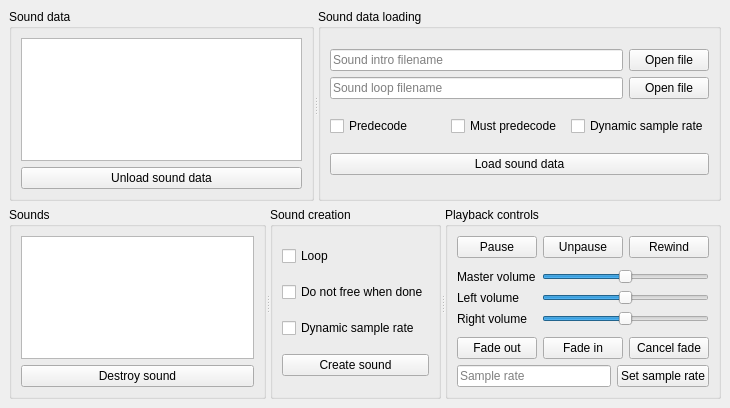
First picture: the form in examples/gui-qt/mainwindow.ui, repository Clownacy/clownaudio, before the edit.
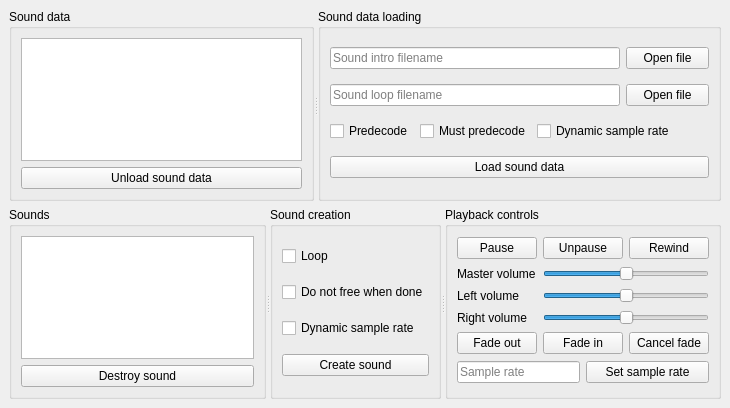
Second picture: the form after the edit.

Commit message:
Qt6: Simplify some widgets into grid layouts
These respond to window resizing much more gracefully.

Patch:
```diff
--- a/examples/gui-qt/mainwindow.ui
+++ b/examples/gui-qt/mainwindow.ui
@@ -47,71 +47,57 @@
        <property name="title">
         <string>Sound data loading</string>
        </property>
-       <layout class="QVBoxLayout" name="verticalLayout_4">
-        <item>
          <layout class="QGridLayout" name="gridLayout">
-          <item row="1" column="0">
+        <item row="0" column="0" colspan="3">
            <widget class="QLineEdit" name="lineEdit_File1">
             <property name="placeholderText">
              <string>Sound intro filename</string>
             </property>
            </widget>
           </item>
-          <item row="1" column="1">
+        <item row="0" column="3">
            <widget class="QPushButton" name="pushButton_File1Open">
             <property name="text">
              <string>Open file</string>
             </property>
            </widget>
           </item>
-          <item row="2" column="0">
+        <item row="1" column="0" colspan="3">
            <widget class="QLineEdit" name="lineEdit_File2">
             <property name="placeholderText">
              <string>Sound loop filename</string>
             </property>
            </widget>
           </item>
-          <item row="2" column="1">
+        <item row="1" column="3">
            <widget class="QPushButton" name="pushButton_File2Open">
             <property name="text">
              <string>Open file</string>
             </property>
            </widget>
           </item>
-         </layout>
-        </item>
-        <item>
-         <layout class="QHBoxLayout" name="horizontalLayout">
-          <property name="spacing">
-           <number>6</number>
-          </property>
-          <property name="topMargin">
-           <number>0</number>
-          </property>
-          <item>
+        <item row="2" column="0">
            <widget class="QCheckBox" name="checkBox_Predecode">
             <property name="text">
              <string>Predecode</string>
             </property>
            </widget>
           </item>
-          <item>
+        <item row="2" column="1">
            <widget class="QCheckBox" name="checkBox_MustPredecode">
             <property name="text">
              <string>Must predecode</string>
             </property>
            </widget>
           </item>
-          <item>
+        <item row="2" column="2" colspan="2">
            <widget class="QCheckBox" name="checkBox_DataDynamicSampleRate">
             <property name="text">
              <string>Dynamic sample rate</string>
             </property>
            </widget>
           </item>
-         </layout>
-        </item>
-        <item>
+        <item row="3" column="0" colspan="4">
          <widget class="QPushButton" name="pushButton_LoadSoundData">
           <property name="text">
            <string>Load sound data</string>
@@ -207,10 +193,8 @@
        <property name="title">
         <string>Playback controls</string>
        </property>
-       <layout class="QVBoxLayout" name="verticalLayout_6">
-        <item>
-         <layout class="QHBoxLayout" name="horizontalLayout_4">
-          <item>
+       <layout class="QGridLayout" name="gridLayout_2">
+        <item row="0" column="0">
            <widget class="QPushButton" name="pushButton_Pause">
             <property name="enabled">
              <bool>true</bool>
@@ -220,7 +204,7 @@
             </property>
            </widget>
           </item>
-          <item>
+        <item row="0" column="1" colspan="2">
            <widget class="QPushButton" name="pushButton_Unpause">
             <property name="enabled">
              <bool>true</bool>
@@ -230,7 +214,7 @@
             </property>
            </widget>
           </item>
-          <item>
+        <item row="0" column="3">
            <widget class="QPushButton" name="pushButton_Rewind">
             <property name="enabled">
              <bool>true</bool>
@@ -240,17 +224,7 @@
             </property>
            </widget>
           </item>
-         </layout>
-        </item>
-        <item>
-         <layout class="QFormLayout" name="formLayout">
-          <property name="fieldGrowthPolicy">
-           <enum>QFormLayout::AllNonFixedFieldsGrow</enum>
-          </property>
-          <property name="formAlignment">
-           <set>Qt::AlignLeading|Qt::AlignLeft|Qt::AlignVCenter</set>
-          </property>
-          <item row="0" column="0">
+        <item row="1" column="0">
            <widget class="QLabel" name="label_MasterVolume">
             <property name="enabled">
              <bool>true</bool>
@@ -260,7 +234,7 @@
             </property>
            </widget>
           </item>
-          <item row="0" column="1">
+        <item row="1" column="1" colspan="3">
            <widget class="QSlider" name="horizontalSlider_MasterVolume">
             <property name="enabled">
              <bool>true</bool>
@@ -282,23 +256,7 @@
             </property>
            </widget>
           </item>
-          <item row="1" column="1">
-           <widget class="QSlider" name="horizontalSlider_LeftVolume">
-            <property name="enabled">
-             <bool>true</bool>
-            </property>
-            <property name="maximum">
-             <number>512</number>
-            </property>
-            <property name="value">
-             <number>256</number>
-            </property>
-            <property name="orientation">
-             <enum>Qt::Horizontal</enum>
-            </property>
-           </widget>
-          </item>
-          <item row="1" column="0">
+        <item row="2" column="0">
            <widget class="QLabel" name="label_LeftVolume">
             <property name="enabled">
              <bool>true</bool>
@@ -308,7 +266,23 @@
             </property>
            </widget>
           </item>
-          <item row="2" column="0">
+        <item row="2" column="1" colspan="3">
+         <widget class="QSlider" name="horizontalSlider_LeftVolume">
+          <property name="enabled">
+           <bool>true</bool>
+          </property>
+          <property name="maximum">
+           <number>512</number>
+          </property>
+          <property name="value">
+           <number>256</number>
+          </property>
+          <property name="orientation">
+           <enum>Qt::Horizontal</enum>
+          </property>
+         </widget>
+        </item>
+        <item row="3" column="0">
            <widget class="QLabel" name="label_RightVolume">
             <property name="enabled">
              <bool>true</bool>
@@ -318,7 +292,7 @@
             </property>
            </widget>
           </item>
-          <item row="2" column="1">
+        <item row="3" column="1" colspan="3">
            <widget class="QSlider" name="horizontalSlider_RightVolume">
             <property name="enabled">
              <bool>true</bool>
@@ -334,11 +308,7 @@
             </property>
            </widget>
           </item>
-         </layout>
-        </item>
-        <item>
-         <layout class="QHBoxLayout" name="horizontalLayout_3">
-          <item>
+        <item row="4" column="0">
            <widget class="QPushButton" name="pushButton_FadeOut">
             <property name="enabled">
              <bool>true</bool>
@@ -348,7 +318,7 @@
             </property>
            </widget>
           </item>
-          <item>
+        <item row="4" column="1" colspan="2">
            <widget class="QPushButton" name="pushButton_FadeIn">
             <property name="enabled">
              <bool>true</bool>
@@ -358,7 +328,7 @@
             </property>
            </widget>
           </item>
-          <item>
+        <item row="4" column="3">
            <widget class="QPushButton" name="pushButton_CancelFade">
             <property name="enabled">
              <bool>true</bool>
@@ -368,11 +338,7 @@
             </property>
            </widget>
           </item>
-         </layout>
-        </item>
-        <item>
-         <layout class="QHBoxLayout" name="horizontalLayout_5">
-          <item>
+        <item row="5" column="0" colspan="2">
            <widget class="QLineEdit" name="lineEdit_SampleRate">
             <property name="enabled">
              <bool>true</bool>
@@ -382,7 +348,7 @@
             </property>
            </widget>
           </item>
-          <item>
+        <item row="5" column="2" colspan="2">
            <widget class="QPushButton" name="pushButton_SetSampleRate">
             <property name="enabled">
              <bool>true</bool>
@@ -391,8 +357,6 @@
              <string>Set sample rate</string>
             </property>
            </widget>
-          </item>
-         </layout>
         </item>
        </layout>
       </widget>
```
Lines whose indentation alone changed are shown as unchanged.
